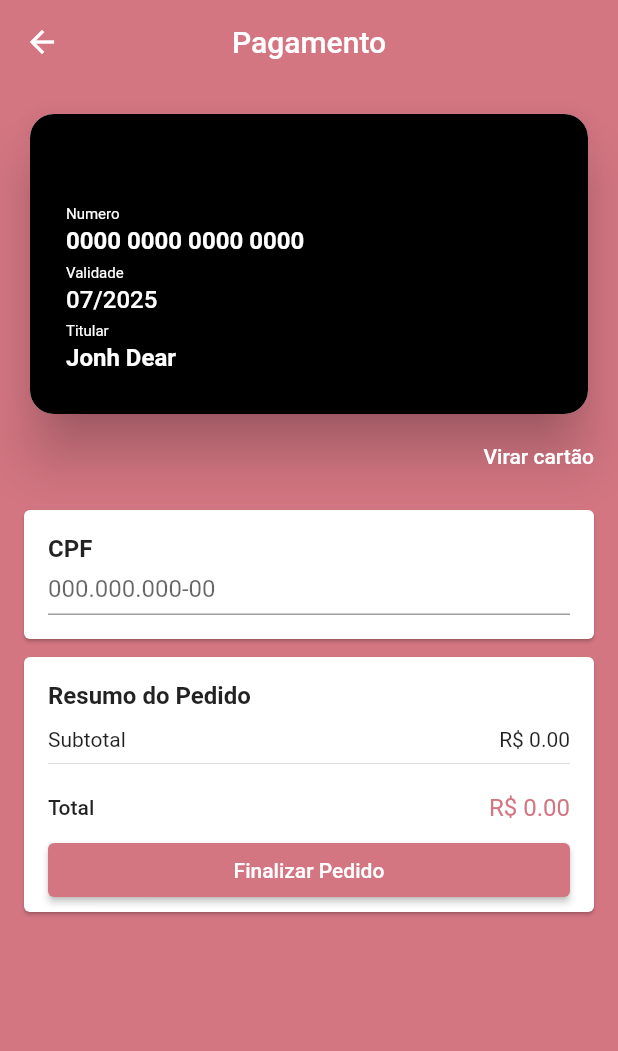
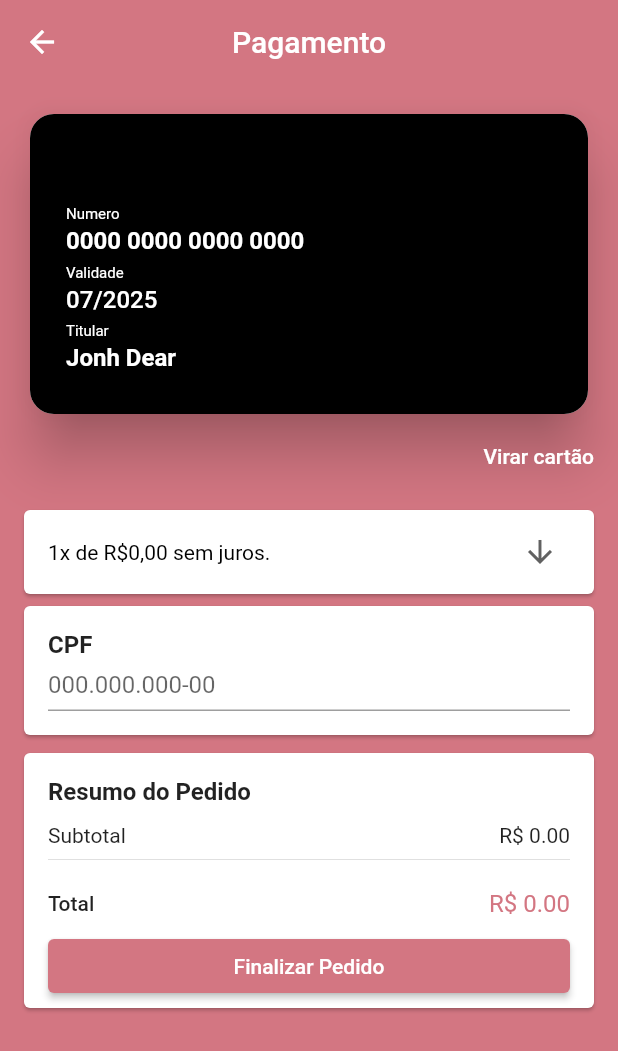
Before and after one commit to GuilhermePereira9/virtual_store, a Flutter app: the CheckOutScreen screen opened by its route, on a phone screen of 412 x 824 dp. Shown: the top 1051 px of the screen. Run offline on Flutter 3.47's test engine with Material 2 defaults, Android fonts, the phone set to English and light mode, and no system bars; drawn by our look-alikes of flip_card, keyboard_actions; our stand-ins replace brasil_fields, carousel_pro, cloud_firestore, cloud_functions, dio, firebase_auth and 12 more; missing offline and left inert: alphabet_list_scroll_view, cpf_cnpj_validator, credit_card_type_detector, flutter_facebook_login, map_launcher; accounts and stored records are empty.

Commit message:
Fixes & Parcelamento

```diff
--- a/lib/common/custom_drawer/custom_drawer_header.dart
+++ b/lib/common/custom_drawer/custom_drawer_header.dart
@@ -16,7 +16,7 @@ class CustomDrawerHeader extends StatelessWidget {
               mainAxisAlignment: MainAxisAlignment.spaceAround,
               children: <Widget>[
                 Text(
-                  'Violent \nStore',
+                  'Violent Book \nStore',
                   style: TextStyle(
                     fontSize: 36,
                     fontWeight: FontWeight.bold,
--- a/lib/main.dart
+++ b/lib/main.dart
@@ -72,7 +72,7 @@ class MyApp extends StatelessWidget {
           )
         ],
         child: MaterialApp(
-          title: 'Violent Store',
+          title: 'Violent Book Store',
           theme: ThemeData(
             primaryColor: const Color.fromARGB(255, 211, 118, 130),
             scaffoldBackgroundColor: const Color.fromARGB(255, 211, 118, 130),
--- a/lib/models/cart_manager.dart
+++ b/lib/models/cart_manager.dart
@@ -17,6 +17,9 @@ class CartManager extends ChangeNotifier {
   num productsPrice = 0.0;
   num deliveryPrice;
   num get totalPrice => productsPrice + (deliveryPrice ?? 0);
+
+  int _installments = 1;
+  int get installments => _installments;
 
   bool _loading = false;
   bool get loading => _loading;
@@ -119,6 +122,11 @@ class CartManager extends ChangeNotifier {
 
   bool get isAddressValid => address != null && deliveryPrice != null;
 
+  set installments(int value) {
+    _installments = value;
+    notifyListeners();
+  }
+
   ////////////////////////ADDRESS/////////////////////////////////////////////
 
   void getAddress(String cep) async {
--- a/lib/models/checkout_manager.dart
+++ b/lib/models/checkout_manager.dart
@@ -40,6 +40,7 @@ class CheckOutManager extends ChangeNotifier {
         price: cartManager.totalPrice,
         orderId: orderId.toString(),
         user: cartManager.user,
+        installments: cartManager.installments,
       );
       debugPrint('success $payId');
     } catch (e) {
--- /dev/null
+++ b/lib/models/installments_widget.dart
@@ -0,0 +1,53 @@
+import 'package:flutter/material.dart';
+import 'package:provider/provider.dart';
+import 'package:virtual_store/models/cart_manager.dart';
+
+class InstallmentsWidget extends StatelessWidget {
+  @override
+  Widget build(BuildContext context) {
+    final cartManager = context.watch<CartManager>();
+    final totalPrice = cartManager.totalPrice;
+
+    return Card(
+      margin: const EdgeInsets.symmetric(horizontal: 16, vertical: 4),
+      child: Padding(
+        padding: const EdgeInsets.fromLTRB(16, 16, 24, 16),
+        child: DropdownButton<int>(
+            isExpanded: true,
+            isDense: true,
+            value: cartManager.installments,
+            icon: Icon(Icons.arrow_downward),
+            iconSize: 24,
+            elevation: 0,
+            dropdownColor: Colors.grey[200],
+            style: TextStyle(color: Colors.deepPurple),
+            underline: Container(),
+            onChanged: (int value) {
+              cartManager.installments = value;
+            },
+            items: getInstallments(totalPrice)
+                .map<DropdownMenuItem<int>>((int value) {
+              return DropdownMenuItem<int>(
+                value: value,
+                child: Text(
+                    "${value}x de R\$${(totalPrice / value).toStringAsFixed(2).replaceAll(".", ",")} sem juros.",
+                    style: TextStyle(color: Colors.black)),
+              );
+            }).toList()),
+      ),
+    );
+  }
+}
+
+List<int> getInstallments(num totalPrice) {
+  const int valuePerInstallments = 20;
+  final List<int> listInstallments = [];
+  int installments = totalPrice ~/ valuePerInstallments;
+
+  if (installments < 1)
+    installments = 1;
+  else if (installments > 6) installments = 6;
+  for (int i = 1; i <= installments; i++) listInstallments.add(i);
+
+  return listInstallments;
+}
--- a/lib/models/product_manager.dart
+++ b/lib/models/product_manager.dart
@@ -53,7 +53,7 @@ class ProductManager extends ChangeNotifier {
   }
 
   void update(Product product) {
-    allProducts.remove((p) => p.id == product.id);
+    allProducts.removeWhere((p) => p.id == product.id);
     allProducts.add(product);
     notifyListeners();
   }
--- a/lib/screens/cart/components/cart_tile.dart
+++ b/lib/screens/cart/components/cart_tile.dart
@@ -44,7 +44,7 @@ class CartTile extends StatelessWidget {
                       Padding(
                         padding: const EdgeInsets.symmetric(vertical: 8),
                         child: Text(
-                          'Tamanho: ${cartProduct.size}',
+                          'Tipo: ${cartProduct.size}',
                           style: TextStyle(fontWeight: FontWeight.w500),
                         ),
                       ),
--- a/lib/screens/checkout/checkout_screen.dart
+++ b/lib/screens/checkout/checkout_screen.dart
@@ -4,6 +4,7 @@ import 'package:virtual_store/common/price_card.dart';
 import 'package:virtual_store/models/cart_manager.dart';
 import 'package:virtual_store/models/checkout_manager.dart';
 import 'package:virtual_store/models/credit_card.dart';
+import 'package:virtual_store/models/installments_widget.dart';
 import 'package:virtual_store/screens/checkout/components/cpf_field.dart';
 import 'package:virtual_store/screens/checkout/components/credit_card_widget.dart';
 
@@ -59,6 +60,7 @@ class CheckOutScreen extends StatelessWidget {
                   child: ListView(
                     children: <Widget>[
                       CreditCardWidget(creditCard),
+                      InstallmentsWidget(),
                       CpfField(),
                       PriceCard(
                         buttonText: 'Finalizar Pedido',
--- a/lib/screens/edit_product/components/item_delete_dialog.dart
+++ b/lib/screens/edit_product/components/item_delete_dialog.dart
@@ -1,5 +1,7 @@
 import 'package:flutter/material.dart';
 import 'package:virtual_store/models/product.dart';
+import 'package:virtual_store/models/product_manager.dart';
+import 'package:provider/provider.dart';
 
 class ItemDeleteDialog extends StatelessWidget {
   const ItemDeleteDialog(this.product);
@@ -13,9 +15,9 @@ class ItemDeleteDialog extends StatelessWidget {
       content: const Text('Esta ação não poderá ser defeita!'),
       actions: <Widget>[
         TextButton(
-            child: const Text('Excluir Pedido'),
+            child: const Text('Excluir Produto'),
             onPressed: () {
-              product.delete();
+              context.read<ProductManager>().delete(product);
               Navigator.of(context).pop();
               Navigator.of(context).pop();
             },
--- a/lib/screens/edit_product/components/sizes_form.dart
+++ b/lib/screens/edit_product/components/sizes_form.dart
@@ -13,7 +13,7 @@ class SizesForm extends StatelessWidget {
     return FormField<List<ItemSize>>(
         initialValue: product.sizes,
         validator: (sizes) {
-          if (sizes.isEmpty) return 'Insira um tamanho';
+          if (sizes.isEmpty) return 'Defina o tipo do Produto';
           return null;
         },
         builder: (state) {
@@ -23,7 +23,7 @@ class SizesForm extends StatelessWidget {
                 children: [
                   Expanded(
                     child: Text(
-                      'Tamanhos',
+                      'Tipo',
                       style:
                           TextStyle(fontSize: 16, fontWeight: FontWeight.w500),
                     ),
--- a/lib/screens/home/home_screen.dart
+++ b/lib/screens/home/home_screen.dart
@@ -33,7 +33,7 @@ class HomeScreen extends StatelessWidget {
                 elevation: 0,
                 backgroundColor: Colors.transparent,
                 flexibleSpace: const FlexibleSpaceBar(
-                  title: Text('Violent Store'),
+                  title: Text('Violent Book Store'),
                   centerTitle: true,
                 ),
                 actions: <Widget>[
--- a/lib/screens/orders/components/order_product_tile.dart
+++ b/lib/screens/orders/components/order_product_tile.dart
@@ -35,7 +35,7 @@ class OrderProductTile extends StatelessWidget {
                     style: TextStyle(fontWeight: FontWeight.w500, fontSize: 17),
                   ),
                   Text(
-                    'Tamanho: ${cartProduct.size}',
+                    'Tipo: ${cartProduct.size}',
                     style: TextStyle(
                       fontWeight: FontWeight.w300,
                     ),
--- a/lib/screens/product/product_screen.dart
+++ b/lib/screens/product/product_screen.dart
@@ -125,7 +125,7 @@ class ProductScreen extends StatelessWidget {
                     Padding(
                       padding: const EdgeInsets.only(top: 8, bottom: 8),
                       child: Text(
-                        'Tamanhos',
+                        'Tipo',
                         style: TextStyle(
                           fontSize: 16,
                           fontWeight: FontWeight.w500,
--- a/pubspec.yaml
+++ b/pubspec.yaml
@@ -59,7 +59,7 @@ dependencies:
   cpf_cnpj_validator: ^2.0.0
   firebase_messaging: ^6.0.16
   flushbar: ^1.10.4
-
+  flutter_slidable: ^0.6.0
 
 dev_dependencies:
   flutter_test:
```
Also changed, not shown: lib/services/cielo_payment.dart (+6 -2 lines), pubspec.lock, 1 other file.
